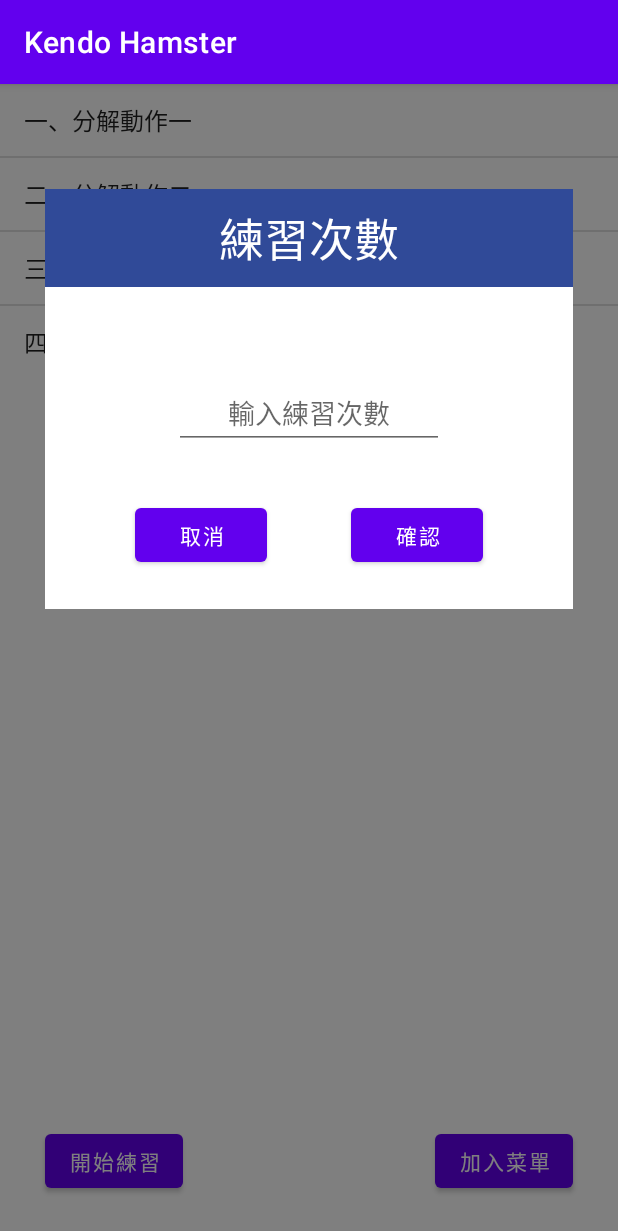
After one commit to Yang-Yun-Yeh/KendoHamster, an Android app: the fragment PracticeTimeFragment placed in its activity, on a phone screen of 412 x 824 dp. The commit adds this screen. Shown: the top 1231 px of the screen. Run offline under Robolectric (Android 15) with nearby library versions, the light colour scheme and no system bars; 1 statement that could not run was skipped.

Commit message:
Integrate MotionVideo activity, PracticeTime fragment, TrainingView activity and TrainingResult activity

```diff
--- /dev/null
+++ b/app/src/main/java/com/ncumis/kendohamster/PracticeTimeFragment.java
@@ -0,0 +1,72 @@
+package com.ncumis.kendohamster;
+
+import android.os.Bundle;
+
+import androidx.fragment.app.Fragment;
+
+import android.view.LayoutInflater;
+import android.view.View;
+import android.view.ViewGroup;
+import android.widget.Button;
+import android.widget.EditText;
+import android.widget.Toast;
+
+public class PracticeTimeFragment extends Fragment {
+    public PracticeTimeFragment() {
+        // Required empty public constructor
+    }
+
+    EditText editTextInputPracticeTime;
+    Button btnCancel, btnConfirm;
+    String motionName;
+    int practiceTime;
+
+    @Override
+    public View onCreateView(LayoutInflater inflater, ViewGroup container,
+                             Bundle savedInstanceState) {
+        // Inflate the layout for this fragment
+        View view = inflater.inflate(R.layout.fragment_practice_time, container, false);
+
+        Bundle bundle = getArguments();
+        motionName = bundle.getString("motionName");
+
+        editTextInputPracticeTime = view.findViewById(R.id.editTextInputPracticeTime);
+        btnCancel = view.findViewById(R.id.btnCancel);
+        btnConfirm = view.findViewById(R.id.btnConfirm);
+
+        btnCancel.setOnClickListener(new View.OnClickListener() {
+            @Override
+            public void onClick(View view) {
+                MotionVideo motionVideo =(MotionVideo)getActivity();
+                motionVideo.closeFragment(R.id.framePracticeTime);
+            }
+        });
+
+        btnConfirm.setOnClickListener(new View.OnClickListener() {
+            @Override
+            public void onClick(View view) {
+
+                if(editTextInputPracticeTime.getText().toString().length() == 0){
+                    Toast.makeText(getActivity().getApplicationContext()
+                            , "Please enter positive integer!",Toast.LENGTH_SHORT).show();
+                }
+                else{
+                    Double input = Double.valueOf(editTextInputPracticeTime.getText().toString());
+                    practiceTime = (int) Math.round(input);
+
+                    if(practiceTime >0){
+                        MotionVideo motionVideo = (MotionVideo) getActivity();
+                        motionVideo.startPracticing(motionName, practiceTime);
+                    }
+                    else{
+                        editTextInputPracticeTime.setText("");
+                        Toast.makeText(getActivity().getApplicationContext()
+                                , "Please enter positive integer!",Toast.LENGTH_SHORT).show();
+                    }
+                }
+            }
+        });
+
+        return view;
+    }
+}
--- a/app/src/main/res/layout/activity_motion_video.xml
+++ b/app/src/main/res/layout/activity_motion_video.xml
@@ -1,16 +1,54 @@
 <?xml version="1.0" encoding="utf-8"?>
-<LinearLayout xmlns:android="http://schemas.android.com/apk/res/android"
+<androidx.constraintlayout.widget.ConstraintLayout xmlns:android="http://schemas.android.com/apk/res/android"
     xmlns:app="http://schemas.android.com/apk/res-auto"
     xmlns:tools="http://schemas.android.com/tools"
     android:layout_width="match_parent"
     android:layout_height="match_parent"
-    tools:context=".MotionVideo"
-    android:orientation="vertical">
+    android:orientation="vertical"
+    tools:context=".MotionVideo">
+
+    <androidx.constraintlayout.widget.ConstraintLayout
+        android:layout_width="match_parent"
+        android:layout_height="100dp"
+        android:background="#00FFFFFF"
+        android:orientation="horizontal"
+        app:layout_constraintBottom_toBottomOf="parent">
+
+        <Button
+            android:id="@+id/btnStartPractice"
+            android:layout_width="wrap_content"
+            android:layout_height="wrap_content"
+            android:layout_marginStart="30dp"
+            android:text="開始練習"
+            app:layout_constraintBottom_toBottomOf="parent"
+            app:layout_constraintStart_toStartOf="parent"
+            app:layout_constraintTop_toTopOf="parent" />
+
+        <Button
+            android:id="@+id/btnAddToMenu"
+            android:layout_width="wrap_content"
+            android:layout_height="wrap_content"
+            android:layout_marginEnd="30dp"
+            android:text="加入菜單"
+            app:layout_constraintBottom_toBottomOf="parent"
+            app:layout_constraintEnd_toEndOf="parent"
+            app:layout_constraintTop_toTopOf="parent" />
+
+    </androidx.constraintlayout.widget.ConstraintLayout>
 
     <FrameLayout
         android:id="@+id/frame"
         android:layout_width="match_parent"
+        android:layout_height="wrap_content"
+        app:layout_constraintTop_toTopOf="parent">
+
+    </FrameLayout>
+
+    <FrameLayout
+        android:id="@+id/framePracticeTime"
+        android:layout_width="match_parent"
         android:layout_height="match_parent">
 
     </FrameLayout>
-</LinearLayout>
+
+</androidx.constraintlayout.widget.ConstraintLayout>
--- /dev/null
+++ b/app/src/main/res/layout/fragment_practice_time.xml
@@ -0,0 +1,74 @@
+<?xml version="1.0" encoding="utf-8"?>
+<androidx.constraintlayout.widget.ConstraintLayout xmlns:android="http://schemas.android.com/apk/res/android"
+    xmlns:app="http://schemas.android.com/apk/res-auto"
+    xmlns:tools="http://schemas.android.com/tools"
+    android:layout_width="match_parent"
+    android:layout_height="match_parent"
+    android:background="#80000000"
+    tools:context=".PracticeTimeFragment">
+
+    <androidx.constraintlayout.widget.ConstraintLayout
+        android:id="@+id/constraintLayout"
+        android:layout_width="0dp"
+        android:layout_height="280dp"
+        android:layout_marginStart="30dp"
+        android:layout_marginTop="70dp"
+        android:layout_marginEnd="30dp"
+        android:background="#FFFFFF"
+        app:layout_constraintEnd_toEndOf="parent"
+        app:layout_constraintStart_toStartOf="parent"
+        app:layout_constraintTop_toTopOf="parent">
+
+        <LinearLayout
+            android:id="@+id/linearLayout"
+            android:layout_width="match_parent"
+            android:layout_height="wrap_content"
+            android:background="#304A98"
+            android:orientation="vertical">
+
+            <TextView
+                android:id="@+id/textView4"
+                android:layout_width="match_parent"
+                android:layout_height="wrap_content"
+                android:layout_margin="10dp"
+                android:text="練習次數"
+                android:textAlignment="center"
+                android:textColor="#FFFFFF"
+                android:textSize="30sp" />
+
+        </LinearLayout>
+
+        <EditText
+            android:id="@+id/editTextInputPracticeTime"
+            android:layout_width="180dp"
+            android:layout_height="wrap_content"
+            android:layout_marginTop="60dp"
+            android:ems="10"
+            android:hint="輸入練習次數"
+            android:inputType="numberDecimal"
+            android:textAlignment="center"
+            app:layout_constraintEnd_toEndOf="parent"
+            app:layout_constraintStart_toStartOf="parent"
+            app:layout_constraintTop_toBottomOf="@+id/linearLayout" />
+
+        <Button
+            android:id="@+id/btnCancel"
+            android:layout_width="wrap_content"
+            android:layout_height="wrap_content"
+            android:layout_marginStart="60dp"
+            android:layout_marginBottom="25dp"
+            android:text="取消"
+            app:layout_constraintBottom_toBottomOf="parent"
+            app:layout_constraintStart_toStartOf="parent" />
+
+        <Button
+            android:id="@+id/btnConfirm"
+            android:layout_width="wrap_content"
+            android:layout_height="wrap_content"
+            android:layout_marginEnd="60dp"
+            android:layout_marginBottom="25dp"
+            android:text="確認"
+            app:layout_constraintBottom_toBottomOf="parent"
+            app:layout_constraintEnd_toEndOf="parent" />
+    </androidx.constraintlayout.widget.ConstraintLayout>
+</androidx.constraintlayout.widget.ConstraintLayout>
```
Also changed, not shown: app/src/main/java/com/ncumis/kendohamster/MainActivity.java (+2 -11 lines), app/src/main/java/com/ncumis/kendohamster/MotionVideo.java (+61 -0 lines), app/src/main/java/com/ncumis/kendohamster/TrainingResult.java (+5 -2 lines), app/src/main/java/com/ncumis/kendohamster/TrainingView.java (+15 -6 lines), app/src/main/res/layout/activity_main.xml (+0 -10 lines), app/src/main/res/layout/fragment_video.xml (+4 -4 lines).
